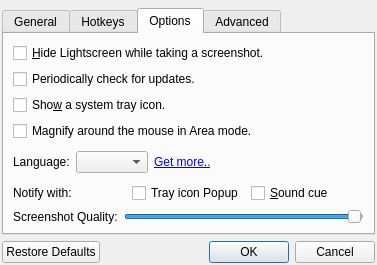
Old version of the form dialogs/optionsdialog.ui in the repository manjeetdahiya/lightscreen-clone.
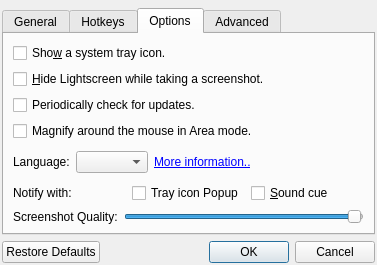
New version of the form. The open tabs and pages were chosen to show the change. Icons and pictures are not drawn. Custom widgets are drawn as their Qt base class.

Diff of the .ui file:
```diff
--- a/dialogs/optionsdialog.ui
+++ b/dialogs/optionsdialog.ui
@@ -431,20 +431,6 @@
        <string>Options</string>
       </attribute>
       <layout class="QVBoxLayout" name="verticalLayout_8">
-       <item>
-        <widget class="QCheckBox" name="hideCheckBox">
-         <property name="text">
-          <string>&amp;Hide Lightscreen while taking a screenshot.</string>
-         </property>
-        </widget>
-       </item>
-       <item>
-        <widget class="QCheckBox" name="updaterCheckBox">
-         <property name="text">
-          <string>Periodically check for updates.</string>
-         </property>
-        </widget>
-       </item>
        <item>
         <widget class="QCheckBox" name="trayCheckBox">
          <property name="whatsThis">
@@ -455,6 +441,20 @@
          </property>
         </widget>
        </item>
+       <item>
+        <widget class="QCheckBox" name="hideCheckBox">
+         <property name="text">
+          <string>&amp;Hide Lightscreen while taking a screenshot.</string>
+         </property>
+        </widget>
+       </item>
+       <item>
+        <widget class="QCheckBox" name="updaterCheckBox">
+         <property name="text">
+          <string>Periodically check for updates.</string>
+         </property>
+        </widget>
+       </item>
        <item>
         <widget class="QCheckBox" name="magnifyCheckBox">
          <property name="text">
@@ -477,7 +477,7 @@
          <item>
           <widget class="QLabel" name="label_3">
            <property name="text">
-            <string>&lt;a href=&quot;#lang&quot;&gt;Get more..&lt;/a&gt;</string>
+            <string>&lt;a href=&quot;http://lightscreen.sourceforge.net/translation&quot;&gt;More information..&lt;/a&gt;</string>
            </property>
           </widget>
          </item>
```
Left out of the diff: 2 changed lines with no effect on the pictures.
